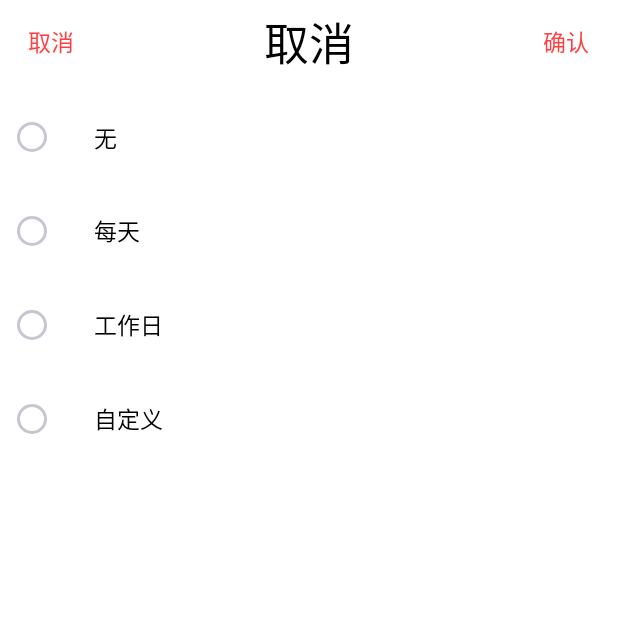
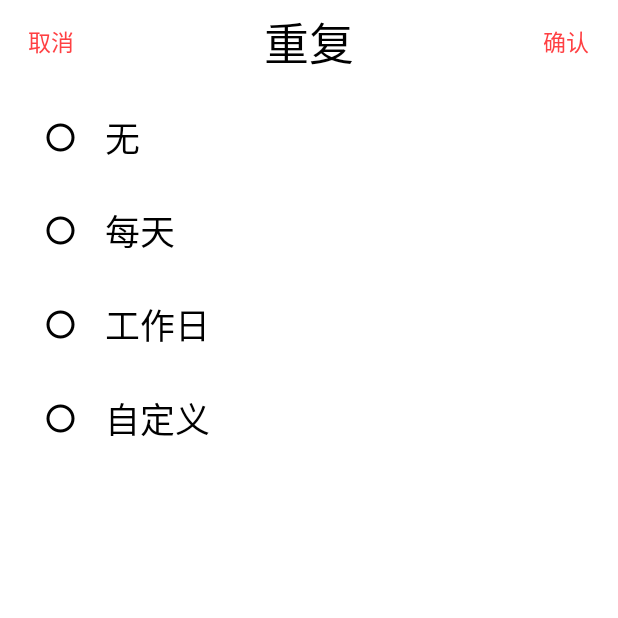
Before and after one commit to zyfather/Heyuyang-graduation-project, an Android app: the RepetActivity screen opened directly, with no data from a screen before it, on a phone screen of 412 x 824 dp, the top half of it. Run offline under Robolectric (Android 15) with nearby library versions, the phone set to English and light mode, and no system bars.

Commit message:
develop repetactivity

```diff
--- a/app/src/main/java/com/example/yang/myapplication/ConstantValue.java
+++ b/app/src/main/java/com/example/yang/myapplication/ConstantValue.java
@@ -7,6 +7,10 @@ public class ConstantValue {
 
     public final static int repeatRequestCode = 0x11;
 
+    public final static int repeatDefineRequestCode = 0x10;
+
+    public final static int resultCodeCancel = 0x01;
+
     public final static String repeatKeyString = "repeatType";
 
 }
--- a/app/src/main/java/com/example/yang/myapplication/activity/CustomUserDefinedActivity.java
+++ b/app/src/main/java/com/example/yang/myapplication/activity/CustomUserDefinedActivity.java
@@ -85,6 +85,7 @@ public class CustomUserDefinedActivity extends FragmentActivity implements View.
     public void onClick(View v) {
         switch (v.getId()) {
             case R.id.title_left_tv:
+                setResult(ConstantValue.resultCodeCancel,new Intent());
                 finish();
                 break;
             case R.id.title_right_tv:
--- a/app/src/main/java/com/example/yang/myapplication/activity/fragment/CheckBoxFragment.java
+++ b/app/src/main/java/com/example/yang/myapplication/activity/fragment/CheckBoxFragment.java
@@ -35,7 +35,7 @@ public class CheckBoxFragment extends Fragment {
             for (int i = 0; viewGroup.getChildCount() > i ; i++){
                 if (viewGroup.getChildAt(i) instanceof CheckBox){
                     if (((CheckBox)(viewGroup.getChildAt(i))).isChecked())
-                        mWeekDays.add(WeekDay.getValue(i));
+                        mWeekDays.add(WeekDay.getValue(i+1));
                 }
             }
         }
--- /dev/null
+++ b/app/src/main/res/drawable/radiobutton_select.xml
@@ -0,0 +1,8 @@
+<selector xmlns:android="http://schemas.android.com/apk/res/android">
+        <item
+             android:state_checked="true"
+             android:drawable="@mipmap/selected" />
+        <item
+            android:state_checked="false"
+            android:drawable="@mipmap/unselected" />
+</selector>
--- a/app/src/main/res/layout/activity_custom_user_defined.xml
+++ b/app/src/main/res/layout/activity_custom_user_defined.xml
@@ -9,9 +9,9 @@
 
     <android.support.v4.view.ViewPager
         android:layout_width="match_parent"
-        android:layout_height="wrap_content"
+        android:layout_height="300dp"
         android:id="@+id/custom_user_defined_viewpager"
-        android:layout_below="@id/custom_user_defined_title"
+        android:layout_centerInParent="true"
         android:layout_marginBottom="50dp"/>
 
     <LinearLayout
@@ -19,7 +19,7 @@
         android:layout_width="match_parent"
         android:layout_height="wrap_content"
         android:gravity="center"
-        android:layout_marginBottom="5dp"
+        android:layout_marginBottom="10dp"
         android:layout_alignParentBottom="true">
 
         <TextView
--- a/app/src/main/res/layout/fragment_checkboxs.xml
+++ b/app/src/main/res/layout/fragment_checkboxs.xml
@@ -61,5 +61,4 @@
         android:textColor="@color/black"
         android:textSize="13dp" />
 
-
 </LinearLayout>
--- a/app/src/main/res/values/strings.xml
+++ b/app/src/main/res/values/strings.xml
@@ -18,5 +18,6 @@
     <string name="friday">星期五</string>
     <string name="saturday">星期六</string>
     <string name="sunday">星期日</string>
-    <string name="repet">取消</string>
+    <string name="repet">重复</string>
+    <string name="every">每天</string>
 </resources>
--- a/app/src/main/res/values/styles.xml
+++ b/app/src/main/res/values/styles.xml
@@ -35,10 +35,13 @@
         <item name="android:layout_width">match_parent</item>
         <item name="android:height">0dp</item>
         <item name="android:layout_weight">1</item>
-        <item name="android:textSize">15dp</item>
+        <item name="android:textSize">23dp</item>
         <item name="android:textColor">@color/black</item>
         <item name="android:layout_marginLeft">5dp</item>
         <item name="android:paddingLeft">25dp</item>
+        <item name="android:button">@null</item>
+        <item name="android:drawableLeft">@drawable/radiobutton_select</item>
+        <item name="android:drawablePadding">20dp</item>
     </style>
 
 </resources>
```
Also changed, not shown: app/src/main/java/com/example/yang/myapplication/activity/EditActivity.java (+7 -3 lines), app/src/main/java/com/example/yang/myapplication/activity/RepetActivity.java (+37 -11 lines), app/src/main/java/com/example/yang/myapplication/activity/fragment/DatePicketFragment.java (+10 -4 lines), app/src/main/res/layout/activity_repet.xml (line endings or trailing spaces), app/src/main/res/mipmap-hdpi/selected.png (added), app/src/main/res/mipmap-hdpi/unselected.png (added), 3 other files.
